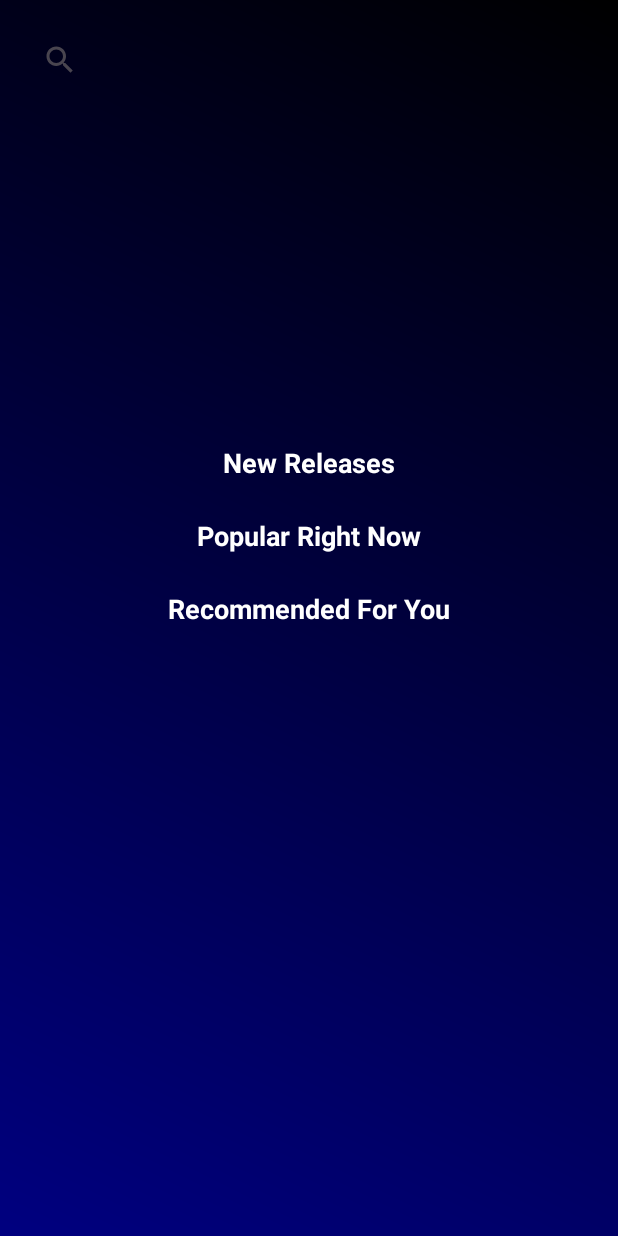
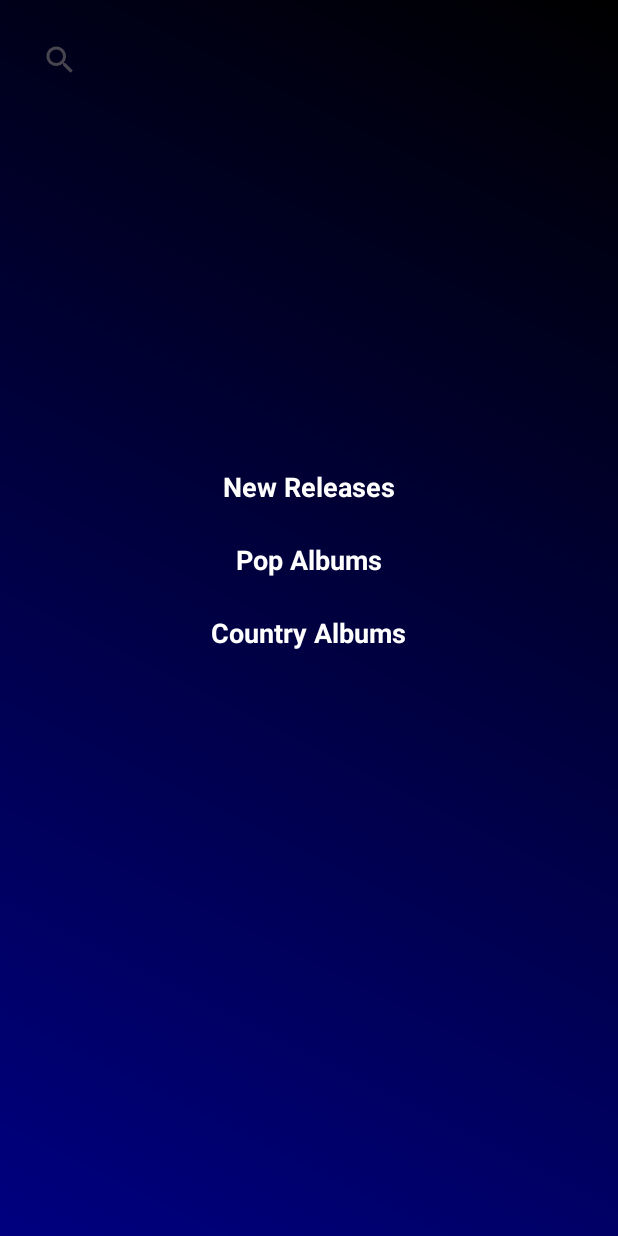
Before and after one commit to amishah121/rateify-app, an Android app: the HomeFragment screen opened through its navigation route, on a phone screen of 412 x 824 dp. Run offline under Robolectric (Android 15) with nearby library versions, the phone set to English and light mode, and no system bars; our stand-ins replace Firebase (no records; nobody signed in at launch, a user with empty details on screens opened directly).

Commit message:
got more panels

```diff
--- a/app/src/main/java/com/example/musicapp/activities/SpotifyAuthActivity.kt
+++ b/app/src/main/java/com/example/musicapp/activities/SpotifyAuthActivity.kt
@@ -24,7 +24,7 @@ class SpotifyAuthActivity : AppCompatActivity() {
             CLIENT_ID,
             AuthorizationResponse.Type.TOKEN,
             REDIRECT_URI
-        ).setScopes(arrayOf("user-read-private", "playlist-read"))
+        ).setScopes(arrayOf("user-read-private", "user-top-read", "playlist-read"))
             .build()
 
         AuthorizationClient.openLoginActivity(this, REQUEST_CODE, request)
--- a/app/src/main/java/com/example/musicapp/api/SpotifyService.kt
+++ b/app/src/main/java/com/example/musicapp/api/SpotifyService.kt
@@ -1,13 +1,38 @@
+import com.example.musicapp.model.SpotifyAlbum
 import com.example.musicapp.model.SpotifyAlbumsResponse
+import com.example.musicapp.model.SpotifyArtistsResponse
+import com.example.musicapp.model.SpotifyRecommendationsResponse
 import retrofit2.Response
 import retrofit2.http.GET
 import retrofit2.http.Header
+import retrofit2.http.Path
 import retrofit2.http.Query
 
 interface SpotifyService {
     @GET("v1/browse/new-releases")
     suspend fun getNewReleases(
         @Header("Authorization") token: String,
-        @Query("limit") limit: Int = 30
+        @Query("limit") limit: Int = 40
+    ): Response<SpotifyAlbumsResponse>
+
+    @GET("v1/recommendations")
+    suspend fun getRecommendations(
+        @Header("Authorization") token: String,
+        @Query("seed_genres") genres: String,
+        @Query("limit") limit: Int = 50
+    ): Response<SpotifyRecommendationsResponse>
+
+    @GET("v1/albums/{id}")
+    suspend fun getAlbumDetails(
+        @Header("Authorization") token: String,
+        @Path("id") albumId: String
+    ): Response<SpotifyAlbum>
+
+    @GET("v1/search")
+    suspend fun search(
+        @Header("Authorization") authorization: String,
+        @Query("q") query: String,
+        @Query("type") type: String,
+        @Query("market") market: String
     ): Response<SpotifyAlbumsResponse>
 }
--- a/app/src/main/res/layout/fragment_home.xml
+++ b/app/src/main/res/layout/fragment_home.xml
@@ -1,28 +1,27 @@
-<androidx.constraintlayout.widget.ConstraintLayout
+<ScrollView
     xmlns:android="http://schemas.android.com/apk/res/android"
     xmlns:app="http://schemas.android.com/apk/res-auto"
     android:layout_width="match_parent"
     android:layout_height="match_parent"
     android:background="@drawable/background_gradient">
 
+    <LinearLayout
+        android:layout_width="match_parent"
+        android:layout_height="wrap_content"
+        android:orientation="vertical">
+
         <androidx.appcompat.widget.SearchView
             android:id="@+id/searchView"
-        android:layout_width="0dp"
+            android:layout_width="match_parent"
             android:layout_height="wrap_content"
             android:layout_margin="16dp"
-        android:queryHint="Search albums..."
-        app:layout_constraintTop_toTopOf="parent"
-        app:layout_constraintStart_toStartOf="parent"
-        app:layout_constraintEnd_toEndOf="parent" />
+            android:queryHint="Search albums..." />
 
         <androidx.viewpager.widget.ViewPager
             android:id="@+id/imageSlider"
-        android:layout_width="0dp"
+            android:layout_width="match_parent"
             android:layout_height="200dp"
-        android:layout_marginTop="16dp"
-        app:layout_constraintTop_toBottomOf="@id/searchView"
-        app:layout_constraintStart_toStartOf="parent"
-        app:layout_constraintEnd_toEndOf="parent" />
+            android:layout_marginTop="16dp" />
 
         <TextView
             android:id="@+id/newReleasesHeader"
@@ -33,67 +32,50 @@
             android:textSize="18sp"
             android:textStyle="bold"
             android:textColor="@android:color/white"
-        app:layout_constraintTop_toBottomOf="@id/imageSlider"
-        app:layout_constraintStart_toStartOf="parent"
-        app:layout_constraintEnd_toEndOf="parent"
-        app:layout_constraintHorizontal_bias="0.5" />
+            android:layout_gravity="center_horizontal" />
 
         <androidx.recyclerview.widget.RecyclerView
             android:id="@+id/newReleasesRecyclerView"
-        android:layout_width="0dp"
+            android:layout_width="match_parent"
             android:layout_height="wrap_content"
             android:layout_marginTop="8dp"
-        app:layout_constraintTop_toBottomOf="@id/newReleasesHeader"
-        app:layout_constraintStart_toStartOf="parent"
-        app:layout_constraintEnd_toEndOf="parent"
             android:orientation="horizontal" />
 
         <TextView
-        android:id="@+id/popularRightNowHeader"
+            android:id="@+id/popAlbumsHeader"
             android:layout_width="wrap_content"
             android:layout_height="wrap_content"
             android:layout_marginTop="16dp"
-        android:text="Popular Right Now"
+            android:text="Pop Albums"
             android:textSize="18sp"
             android:textStyle="bold"
             android:textColor="@android:color/white"
-        app:layout_constraintTop_toBottomOf="@id/newReleasesRecyclerView"
-        app:layout_constraintStart_toStartOf="parent"
-        app:layout_constraintEnd_toEndOf="parent"
-        app:layout_constraintHorizontal_bias="0.5" />
+            android:layout_gravity="center_horizontal" />
 
         <androidx.recyclerview.widget.RecyclerView
-        android:id="@+id/popularRightNowRecyclerView"
-        android:layout_width="0dp"
+            android:id="@+id/popAlbumsRecyclerView"
+            android:layout_width="match_parent"
             android:layout_height="wrap_content"
             android:layout_marginTop="8dp"
-        app:layout_constraintTop_toBottomOf="@id/popularRightNowHeader"
-        app:layout_constraintStart_toStartOf="parent"
-        app:layout_constraintEnd_toEndOf="parent"
             android:orientation="horizontal" />
 
         <TextView
-        android:id="@+id/recommendedForYouHeader"
+            android:id="@+id/countryAlbumsHeader"
             android:layout_width="wrap_content"
             android:layout_height="wrap_content"
             android:layout_marginTop="16dp"
-        android:text="Recommended For You"
+            android:text="Country Albums"
             android:textSize="18sp"
             android:textStyle="bold"
             android:textColor="@android:color/white"
-        app:layout_constraintTop_toBottomOf="@id/popularRightNowRecyclerView"
-        app:layout_constraintStart_toStartOf="parent"
-        app:layout_constraintEnd_toEndOf="parent"
-        app:layout_constraintHorizontal_bias="0.5" />
+            android:layout_gravity="center_horizontal" />
 
         <androidx.recyclerview.widget.RecyclerView
-        android:id="@+id/recommendedForYouRecyclerView"
-        android:layout_width="0dp"
+            android:id="@+id/countryAlbumsRecyclerView"
+            android:layout_width="match_parent"
             android:layout_height="wrap_content"
             android:layout_marginTop="8dp"
-        app:layout_constraintTop_toBottomOf="@id/recommendedForYouHeader"
-        app:layout_constraintStart_toStartOf="parent"
-        app:layout_constraintEnd_toEndOf="parent"
             android:orientation="horizontal" />
 
-</androidx.constraintlayout.widget.ConstraintLayout>
+    </LinearLayout>
+</ScrollView>
```
Also changed, not shown: app/src/main/java/com/example/musicapp/fragments/HomeFragment.kt (+65 -25 lines), app/src/main/java/com/example/musicapp/model/SpotifyAlbumsResponse.kt (deleted, +0 -24 lines), app/src/main/java/com/example/musicapp/model/SpotifyResponse.kt (added, +40 -0 lines). Lines whose indentation alone changed are shown as unchanged.
